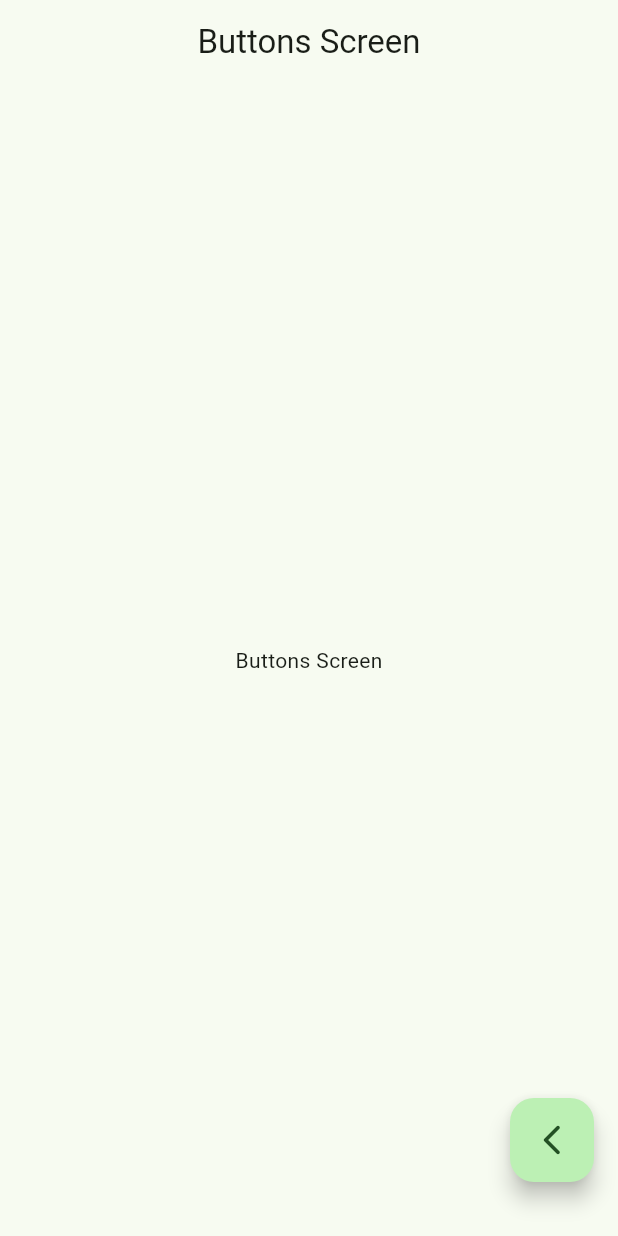
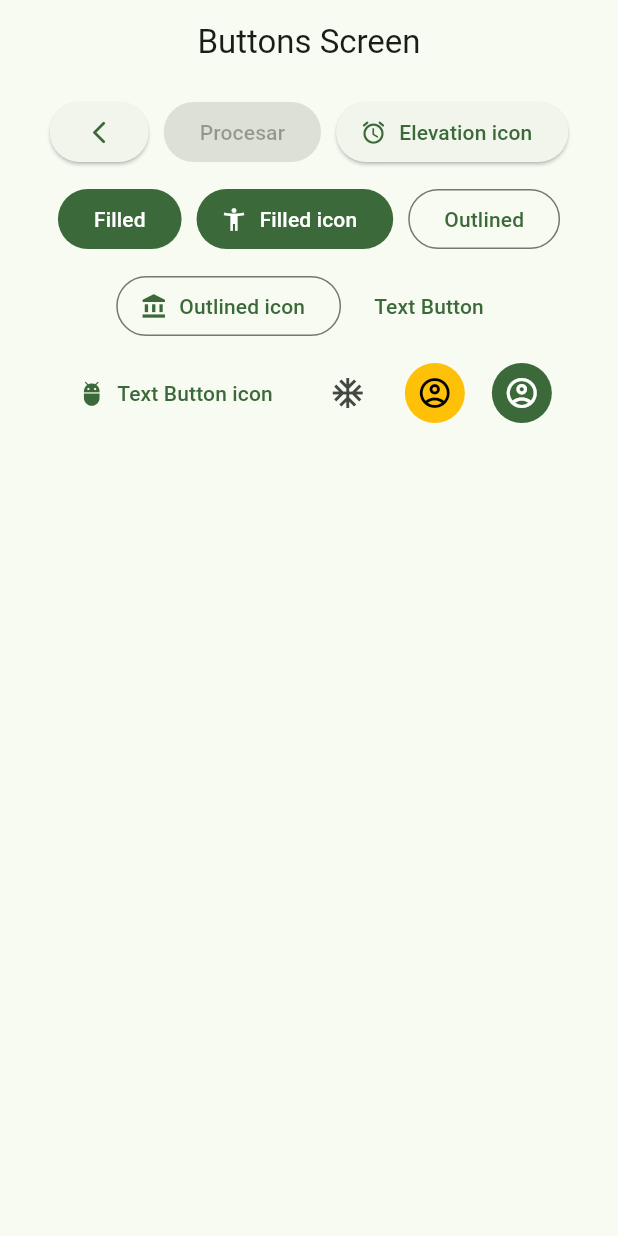
Before and after one commit to w0zner/app_widgets, a Flutter app: the ButtonsScreen screen opened by its route, on a phone screen of 412 x 824 dp. Run offline on Flutter 3.47's test engine with Material 3 defaults, Android fonts, the phone set to English and light mode, and no system bars; our stand-ins replace go_router.

Commit message:
add new type button

```diff
--- a/lib/presentation/screens/buttons_screen.dart
+++ b/lib/presentation/screens/buttons_screen.dart
@@ -8,14 +8,70 @@ class ButtonsScreen extends StatelessWidget {
   Widget build(BuildContext context) {
     return Scaffold(
       appBar: AppBar(title: const Text('Buttons Screen')),
-      body: const Center(child: Text('Buttons Screen')),
-      floatingActionButton: Padding(
-        padding: const EdgeInsets.only(bottom: 20.0),
-        child: FloatingActionButton(
-          onPressed: () {
-            context.pop();
-          },
-          child: Icon(Icons.arrow_back_ios_new_rounded),
+      body: //const Center(child: Text('Buttons Screen')),
+          ButtonView(),
+    );
+  }
+}
+
+class ButtonView extends StatelessWidget {
+  const ButtonView({super.key});
+
+  @override
+  Widget build(BuildContext context) {
+    return SizedBox(
+      width: double.infinity,
+      child: Padding(
+        padding: const EdgeInsets.all(8.0),
+        child: Wrap(
+          spacing: 10,
+          runSpacing: 10,
+          alignment: WrapAlignment.center,
+          children: [
+            ElevatedButton(
+              onPressed: () {
+                context.pop();
+              },
+              child: Icon(Icons.arrow_back_ios_new_rounded),
+            ),
+            const ElevatedButton(onPressed: null, child: Text('Procesar')),
+            ElevatedButton.icon(
+              icon: Icon(Icons.access_alarms_rounded),
+              onPressed: () {},
+              label: Text('Elevation icon'),
+            ),
+            FilledButton(onPressed: () {}, child: Text('Filled')),
+            FilledButton.icon(
+              icon: Icon(Icons.accessibility_new),
+              onPressed: () {},
+              label: Text('Filled icon'),
+            ),
+            OutlinedButton(onPressed: () {}, child: Text('Outlined')),
+            OutlinedButton.icon(
+              icon: Icon(Icons.account_balance),
+              onPressed: () {},
+              label: Text('Outlined icon'),
+            ),
+            TextButton(onPressed: () {}, child: Text('Text Button')),
+            TextButton.icon(
+              icon: Icon(Icons.adb),
+              onPressed: () {},
+              label: Text('Text Button icon'),
+            ),
+            IconButton(onPressed: () {}, icon: Icon(Icons.ac_unit)),
+            IconButton(
+              onPressed: () {},
+              icon: Icon(Icons.account_circle_outlined),
+              style: IconButton.styleFrom(
+                backgroundColor: Colors.amber,
+                foregroundColor: Colors.black,
+              ),
+            ),
+            IconButton.filled(
+              onPressed: () {},
+              icon: Icon(Icons.account_circle_outlined),
+            ),
+          ],
         ),
       ),
     );
```
